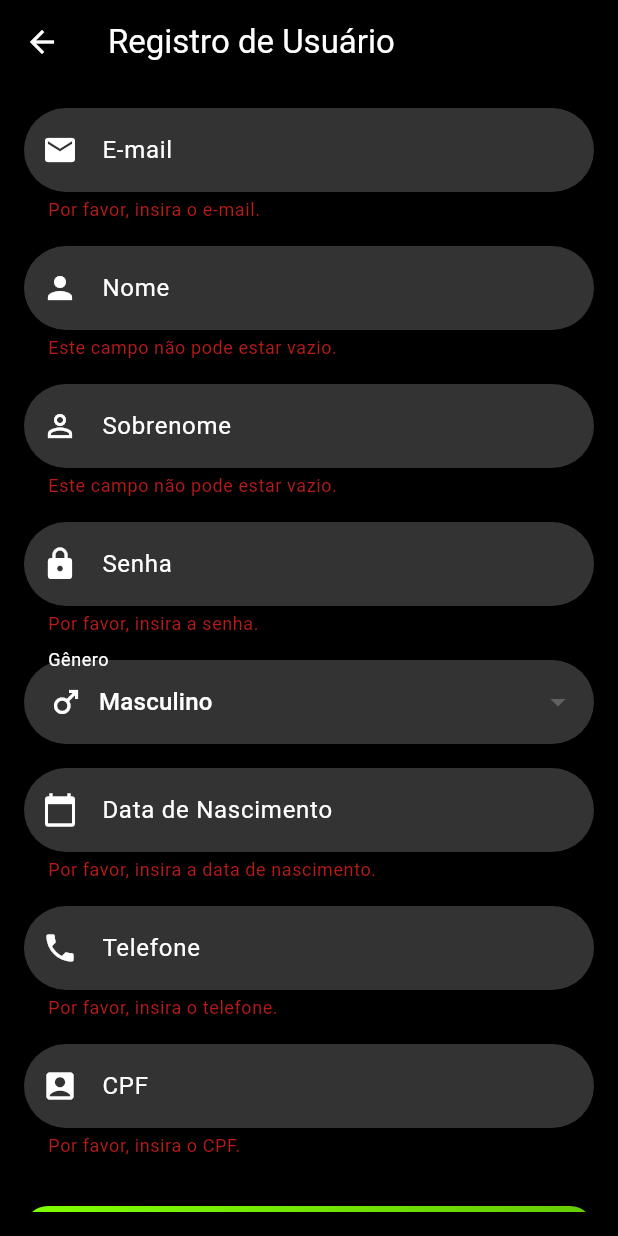
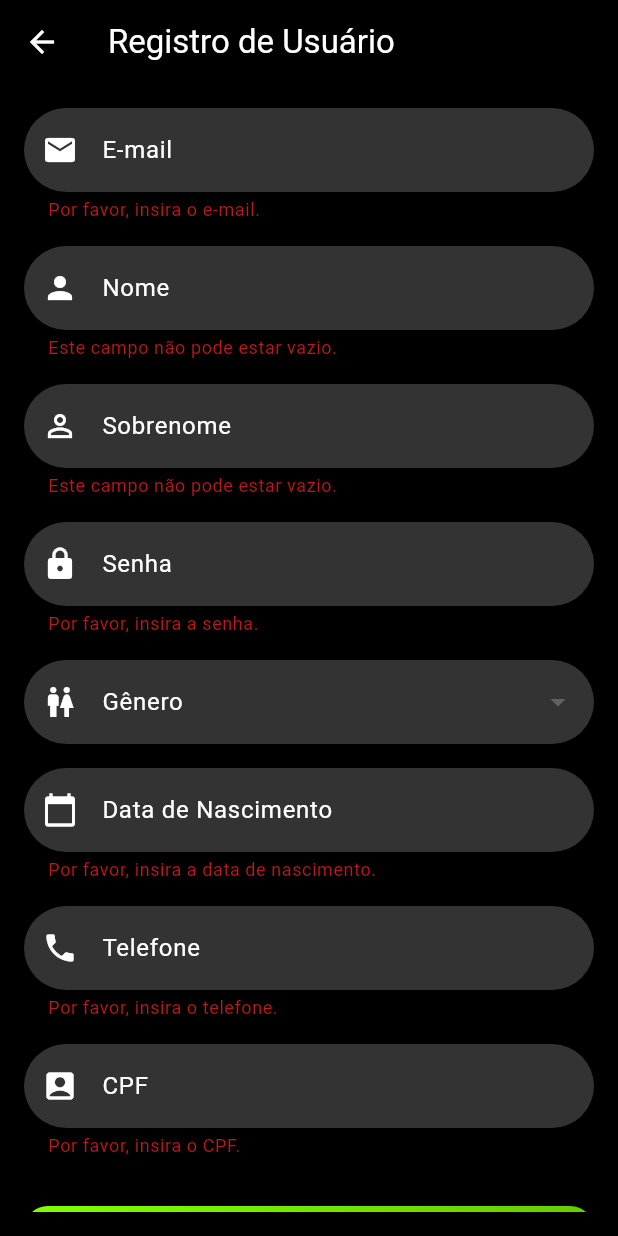
Before and after one commit to lemuelpires/flutter_sigma, a Flutter app: the RegistroScreen screen opened by its route, after a tap on "Registrar", on a phone screen of 412 x 824 dp. Run offline on Flutter 3.47's test engine with Material 3 defaults, Android fonts, the phone set to English and light mode, and no system bars; our stand-ins replace cloud_firestore, dio, firebase_auth, firebase_core, font_awesome_flutter, logger and 1 more; accounts and stored records are empty; project files that could hold a hidden picture were left out.

Commit message:
correcao na tela de registro de usuario

```diff
--- a/lib/screens/auth/register_screen.dart
+++ b/lib/screens/auth/register_screen.dart
@@ -4,6 +4,7 @@ import 'package:flutter_sigma/models/usuario_model.dart';
 import 'package:flutter_sigma/services/firebase_auth_service.dart';
 import 'package:flutter_sigma/screens/utils/validators.dart';
 import 'package:mask_text_input_formatter/mask_text_input_formatter.dart'; // Importando o pacote para máscaras
+import 'package:intl/intl.dart';
 
 class RegistroScreen extends StatefulWidget {
   const RegistroScreen({super.key});
@@ -18,28 +19,30 @@ class RegistroScreenState extends State<RegistroScreen> {
   final TextEditingController _nomeController = TextEditingController();
   final TextEditingController _sobrenomeController = TextEditingController();
   final TextEditingController _senhaController = TextEditingController();
-  final TextEditingController _dataNascimentoController = TextEditingController();
+  final TextEditingController _dataNascimentoController =
+      TextEditingController();
   final TextEditingController _telefoneController = TextEditingController();
   final TextEditingController _cpfController = TextEditingController();
 
-  String _generoSelecionado = 'Masculino'; // Valor padrão do gênero
+  String _generoSelecionado = ''; // Inicialize com valor vazio
 
-  final FirebaseAuthService _authService = FirebaseAuthService(); // Instância do serviço
+  final FirebaseAuthService _authService =
+      FirebaseAuthService(); // Instância do serviço
 
   // Máscaras
   final MaskTextInputFormatter _telefoneFormatter = MaskTextInputFormatter(
     mask: '(##) #####-####',
-    filter: { "#": RegExp(r'[0-9]') },
+    filter: {"#": RegExp(r'[0-9]')},
   );
 
   final MaskTextInputFormatter _cpfFormatter = MaskTextInputFormatter(
     mask: '###.###.###-##',
-    filter: { "#": RegExp(r'[0-9]') },
+    filter: {"#": RegExp(r'[0-9]')},
   );
 
   final MaskTextInputFormatter _dataFormatter = MaskTextInputFormatter(
     mask: '##/##/####',
-    filter: { "#": RegExp(r'[0-9]') },
+    filter: {"#": RegExp(r'[0-9]')},
   );
 
   Future<void> _registrarUsuario(BuildContext context) async {
@@ -52,23 +55,29 @@ class RegistroScreenState extends State<RegistroScreen> {
         nome: _nomeController.text.trim(),
         sobrenome: _sobrenomeController.text.trim(),
         senha: _senhaController.text.trim(),
-        genero: _generoSelecionado,
-        dataNascimento: DateTime.parse(_dataNascimentoController.text.trim().replaceAll('/', '-')), // Ajustando o formato
-        telefone: _telefoneController.text.trim(),
+        genero:
+            _generoSelecionado.isEmpty ? 'Não informado' : _generoSelecionado,
+        dataNascimento: DateFormat('dd/MM/yyyy').parseStrict(
+            _dataNascimentoController.text.trim()), // Parse correto da data
+        telefone:
+            _telefoneFormatter.getUnmaskedText(), // Remove máscara do telefone
         data: DateTime.now(),
-        cpf: _cpfController.text.trim(),
+        cpf: _cpfFormatter.getUnmaskedText(), // Remove máscara do CPF
         ativo: true,
       );
 
       try {
-        await _authService.registerUser(novoUsuario, _senhaController.text.trim());
+        await _authService.registerUser(
+            novoUsuario, _senhaController.text.trim());
 
         if (mounted) {
-          scaffoldMessenger.showSnackBar(const SnackBar(content: Text('Usuário registrado com sucesso!')));
+          scaffoldMessenger.showSnackBar(
+              const SnackBar(content: Text('Usuário registrado com sucesso!')));
           navigator.pop(); // Retorna à tela de login ou outra tela
         }
       } catch (e) {
-        scaffoldMessenger.showSnackBar(SnackBar(content: Text('Erro ao registrar: $e')));
+        scaffoldMessenger
+            .showSnackBar(SnackBar(content: Text('Erro ao registrar: $e')));
       }
     }
   }
@@ -77,7 +86,8 @@ class RegistroScreenState extends State<RegistroScreen> {
   Widget build(BuildContext context) {
     return Scaffold(
       appBar: AppBar(
-        title: const Text('Registro de Usuário', style: TextStyle(color: Colors.white)),
+        title: const Text('Registro de Usuário',
+            style: TextStyle(color: Colors.white)),
         backgroundColor: Colors.black,
       ),
       backgroundColor: Colors.black,
@@ -140,7 +150,8 @@ class RegistroScreenState extends State<RegistroScreen> {
       _buildTextField(
         _telefoneController,
         'Telefone',
-        validator: Validators.telefone,
+        validator: (value) => Validators.telefone(_telefoneFormatter
+            .getUnmaskedText()), // Removendo a máscara para validar o telefone
         icon: Icons.phone,
         inputFormatters: [_telefoneFormatter], // Máscara para telefone
       ),
@@ -148,7 +159,8 @@ class RegistroScreenState extends State<RegistroScreen> {
       _buildTextField(
         _cpfController,
         'CPF',
-        validator: Validators.cpf,
+        validator: (value) => Validators.cpf(_cpfFormatter
+            .getUnmaskedText()), // Removendo a máscara para validar o CPF
         icon: Icons.account_box,
         inputFormatters: [_cpfFormatter], // Máscara para CPF
       ),
@@ -180,10 +192,12 @@ class RegistroScreenState extends State<RegistroScreen> {
     return SizedBox(
       width: double.infinity,
       child: DropdownButtonFormField<String>(
-        value: _generoSelecionado,
+        value: _generoSelecionado.isEmpty ? null : _generoSelecionado,
         decoration: InputDecoration(
           labelText: 'Gênero',
           labelStyle: const TextStyle(color: Colors.white),
+          prefixIcon: const Icon(Icons.wc,
+              color: Colors.white), // Adiciona o ícone de WC
           filled: true,
           fillColor: Colors.white.withOpacity(0.2),
           border: OutlineInputBorder(
@@ -196,10 +210,14 @@ class RegistroScreenState extends State<RegistroScreen> {
         borderRadius: BorderRadius.circular(30),
         items: const [
           DropdownMenuItem(
+            value: '',
+            child: Text('Selecione um gênero',
+                style: TextStyle(color: Colors.white)),
+          ),
+          DropdownMenuItem(
             value: 'Masculino',
             child: Row(
               children: [
-                Icon(Icons.male, color: Colors.white),
                 SizedBox(width: 10),
                 Text('Masculino', style: TextStyle(color: Colors.white)),
               ],
@@ -209,7 +227,6 @@ class RegistroScreenState extends State<RegistroScreen> {
             value: 'Feminino',
             child: Row(
               children: [
-                Icon(Icons.female, color: Colors.white),
                 SizedBox(width: 10),
                 Text('Feminino', style: TextStyle(color: Colors.white)),
               ],
@@ -218,7 +235,7 @@ class RegistroScreenState extends State<RegistroScreen> {
         ],
         onChanged: (value) {
           setState(() {
-            _generoSelecionado = value!;
+            _generoSelecionado = value ?? '';
           });
         },
         itemHeight: 60,
--- a/lib/screens/utils/validators.dart
+++ b/lib/screens/utils/validators.dart
@@ -1,6 +1,7 @@
 import 'package:intl/intl.dart';
 
 class Validators {
+  // Validação de e-mail
   static String? email(String? value) {
     if (value == null || value.isEmpty) {
       return 'Por favor, insira o e-mail.';
@@ -12,6 +13,7 @@ class Validators {
     return null;
   }
 
+  // Validação de campo não vazio
   static String? notEmpty(String? value) {
     if (value == null || value.isEmpty) {
       return 'Este campo não pode estar vazio.';
@@ -19,6 +21,7 @@ class Validators {
     return null;
   }
 
+  // Validação de senha
   static String? senha(String? value) {
     if (value == null || value.isEmpty) {
       return 'Por favor, insira a senha.';
@@ -29,36 +32,43 @@ class Validators {
     return null;
   }
 
+  // Validação de data de nascimento
   static String? dataNascimento(String? value) {
     if (value == null || value.isEmpty) {
       return 'Por favor, insira a data de nascimento.';
     }
     try {
-      DateFormat('dd/MM/yyy').parseStrict(value);
+      DateFormat('dd/MM/yyyy').parseStrict(value);
     } catch (e) {
-      return 'Data de nascimento inválida. Use o formato dd/MM/yyy.';
+      return 'Data de nascimento inválida. Use o formato dd/MM/yyyy.';
     }
     return null;
   }
 
+  // Validação de telefone
   static String? telefone(String? value) {
     if (value == null || value.isEmpty) {
       return 'Por favor, insira o telefone.';
     }
-    final regex = RegExp(r'^\+?[0-9]{10,13}$'); // Exemplo de regex para telefone
-    if (!regex.hasMatch(value)) {
-      return 'Por favor, insira um telefone válido.';
+
+    final telefoneSemMascara = value.replaceAll(RegExp(r'[^\d]'), ''); // Remove a máscara (não números)
+
+    if (telefoneSemMascara.length < 10 || telefoneSemMascara.length > 11) {
+      return 'Por favor, insira um telefone válido (com 10 ou 11 dígitos).';
     }
     return null;
   }
 
+  // Validação de CPF
   static String? cpf(String? value) {
     if (value == null || value.isEmpty) {
       return 'Por favor, insira o CPF.';
     }
-    final regex = RegExp(r'^\d{11}$'); // CPF deve ter 11 dígitos
-    if (!regex.hasMatch(value)) {
-      return 'Por favor, insira um CPF válido.';
+
+    final cpfSemMascara = value.replaceAll(RegExp(r'[^\d]'), ''); // Remove a máscara (não números)
+
+    if (cpfSemMascara.length != 11) {
+      return 'Por favor, insira um CPF válido (11 dígitos).';
     }
     return null;
   }
```
